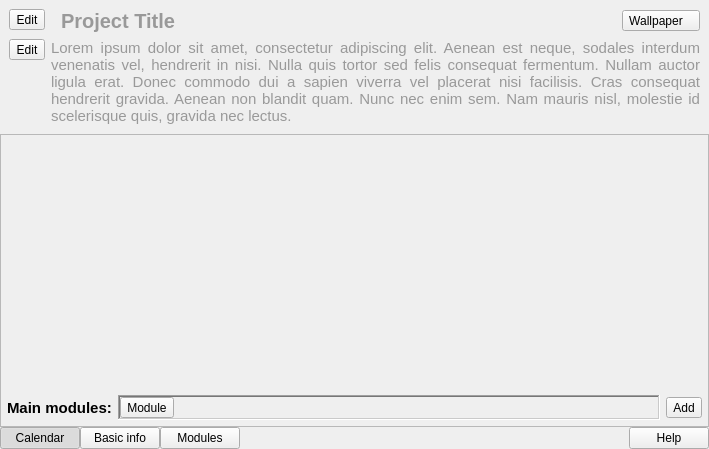
Old version of the form baseide/projectdashboard.ui in the repository spytheman/piGameCreator.
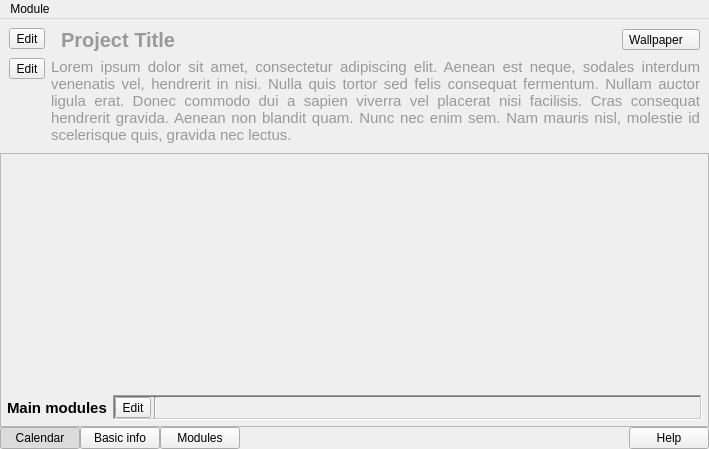
New version of the form. Icons and pictures are not drawn.

What changed in the file:
```diff
--- a/baseide/projectdashboard.ui
+++ b/baseide/projectdashboard.ui
@@ -517,7 +517,7 @@
                      </font>
                     </property>
                     <property name="text">
-                     <string>Main modules:</string>
+                     <string>Main modules</string>
                     </property>
                    </widget>
                   </item>
@@ -537,51 +537,55 @@
                     </property>
                     <layout class="QHBoxLayout" name="horizontalLayout_8">
                      <property name="spacing">
-                      <number>0</number>
+                      <number>3</number>
                      </property>
                      <property name="margin">
                       <number>0</number>
                      </property>
                      <item>
-                      <widget class="QToolButton" name="toolButton_7">
+                      <widget class="QToolButton" name="addModule">
                        <property name="text">
-                        <string>Module</string>
+                        <string>Edit</string>
+                       </property>
+                       <property name="icon">
+                        <iconset resource="../sharedcode/resources.qrc">
+                         <normaloff>:/resources/RES/ffficons/application_cascade.png</normaloff>:/resources/RES/ffficons/application_cascade.png</iconset>
+                       </property>
+                       <property name="toolButtonStyle">
+                        <enum>Qt::ToolButtonTextBesideIcon</enum>
                        </property>
                       </widget>
                      </item>
                      <item>
-                      <spacer name="horizontalSpacer_3">
+                      <widget class="Line" name="line">
                        <property name="orientation">
-                        <enum>Qt::Horizontal</enum>
+                        <enum>Qt::Vertical</enum>
                        </property>
-                       <property name="sizeType">
-                        <enum>QSizePolicy::Expanding</enum>
+                      </widget>
+                     </item>
+                     <item>
+                      <layout class="QHBoxLayout" name="modulesLayout">
+                       <property name="spacing">
+                        <number>1</number>
                        </property>
-                       <property name="sizeHint" stdset="0">
-                        <size>
-                         <width>10</width>
-                         <height>1</height>
-                        </size>
-                       </property>
-                      </spacer>
+                       <item>
+                        <spacer name="horizontalSpacer_3">
+                         <property name="orientation">
+                          <enum>Qt::Horizontal</enum>
+                         </property>
+                         <property name="sizeHint" stdset="0">
+                          <size>
+                           <width>40</width>
+                           <height>20</height>
+                          </size>
+                         </property>
+                        </spacer>
+                       </item>
+                      </layout>
                      </item>
                     </layout>
                    </widget>
                   </item>
-                  <item>
-                   <widget class="QToolButton" name="addModule">
-                    <property name="text">
-                     <string>Add</string>
-                    </property>
-                    <property name="icon">
-                     <iconset resource="../sharedcode/resources.qrc">
-                      <normaloff>:/resources/RES/ffficons/add.png</normaloff>:/resources/RES/ffficons/add.png</iconset>
-                    </property>
-                    <property name="toolButtonStyle">
-                     <enum>Qt::ToolButtonTextBesideIcon</enum>
-                    </property>
-                   </widget>
-                  </item>
                  </layout>
                 </widget>
                </item>
@@ -871,6 +875,42 @@
     </item>
    </layout>
   </widget>
+  <widget class="QMenuBar" name="menuBar">
+   <property name="geometry">
+    <rect>
+     <x>0</x>
+     <y>0</y>
+     <width>709</width>
+     <height>19</height>
+    </rect>
+   </property>
+   <widget class="QMenu" name="menuModule">
+    <property name="title">
+     <string>Module</string>
+    </property>
+    <addaction name="actionEdit_this_module"/>
+    <addaction name="actionRemove_as_Main_Module"/>
+   </widget>
+   <addaction name="menuModule"/>
+  </widget>
+  <action name="actionEdit_this_module">
+   <property name="icon">
+    <iconset resource="../sharedcode/resources.qrc">
+     <normaloff>:/resources/RES/ffficons/brick.png</normaloff>:/resources/RES/ffficons/brick.png</iconset>
+   </property>
+   <property name="text">
+    <string>Open in class editor</string>
+   </property>
+  </action>
+  <action name="actionRemove_as_Main_Module">
+   <property name="icon">
+    <iconset resource="../sharedcode/resources.qrc">
+     <normaloff>:/resources/RES/ffficons/cross.png</normaloff>:/resources/RES/ffficons/cross.png</iconset>
+   </property>
+   <property name="text">
+    <string>Remove as main module</string>
+   </property>
+  </action>
  </widget>
  <resources>
   <include location="../sharedcode/resources.qrc"/>
```
Left out of the diff: 4 changed lines with no effect on the pictures.
